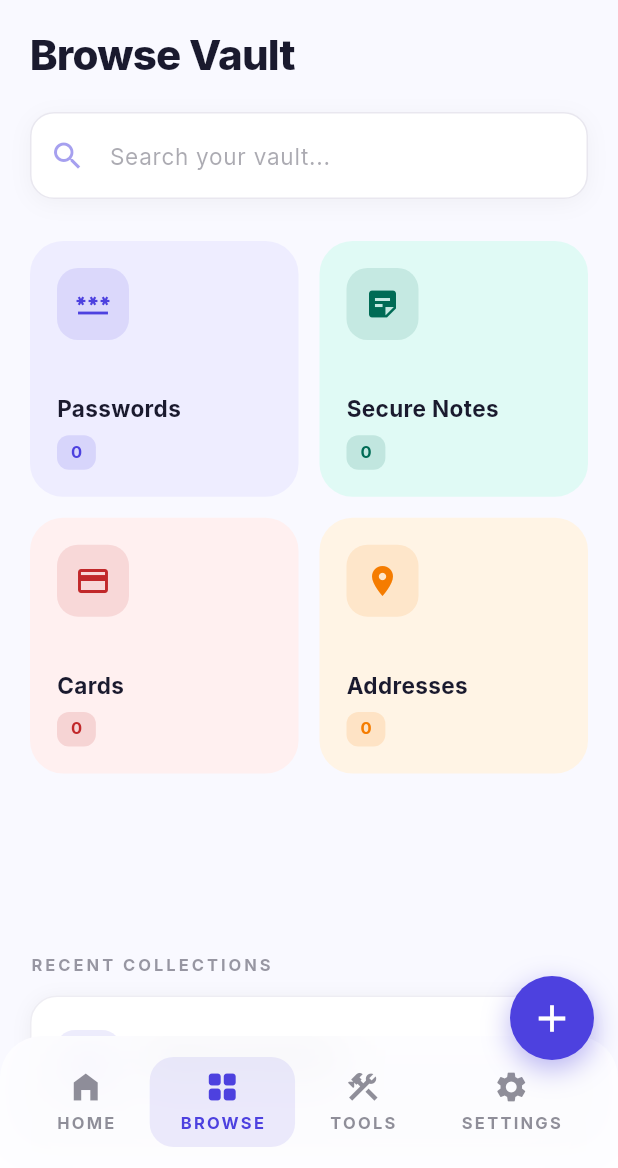
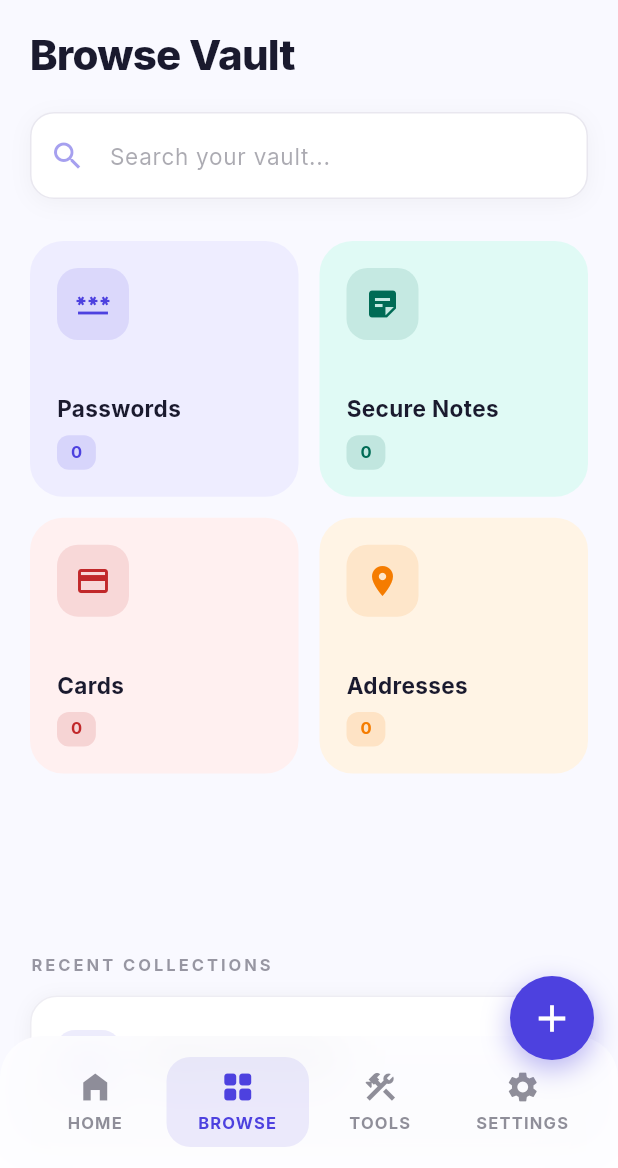
Before and after one commit to Sneha-Jain-Bilala/1Password, a Flutter app: the DashboardScreen screen opened by its route, after a tap on "BROWSE", on a phone screen of 412 x 824 dp, the part 68-1236 px from its top. Run offline on Flutter 3.47's test engine with Material 3 defaults, Android fonts, the light colour scheme and no system bars; our stand-ins replace flutter_riverpod, go_router, google_fonts, local_auth, riverpod_annotation, shared_preferences and 1 more; missing offline and left inert: ml_card_scanner; accounts and stored records are empty; generated files the repository leaves out were written again.

Commit message:
Persist activities and polish mobile UI flows

```diff
--- a/lib/backend/activity_notifier.dart
+++ b/lib/backend/activity_notifier.dart
@@ -1,10 +1,15 @@
+import 'dart:convert';
+
 import 'package:flutter_riverpod/flutter_riverpod.dart';
 import 'package:riverpod_annotation/riverpod_annotation.dart';
+import 'package:shared_preferences/shared_preferences.dart';
 import 'package:uuid/uuid.dart';
 import 'activity_item.dart';
 import 'activity_repository.dart';
 
 part 'activity_notifier.g.dart';
+
+const _kActivityStorageKey = 'vault_activity_items_v1';
 
 // ─── Repository provider (injectable / swappable) ───────────────────
 @riverpod
@@ -17,12 +22,48 @@ ActivityRepository activityRepository(Ref ref) {
 @riverpod
 class ActivityNotifier extends _$ActivityNotifier {
   late ActivityRepository _repo;
+  bool _initScheduled = false;
+  Future<void>? _initFuture;
 
   @override
   List<ActivityItem> build() {
     // Initialize the repository and load initial activities
     _repo = ref.watch(activityRepositoryProvider);
-    return _repo.getRecent();
+    if (!_initScheduled) {
+      _initScheduled = true;
+      Future.microtask(init);
+    }
+    return _allSortedFromRepo();
+  }
+
+  /// Load persisted activities from local storage.
+  Future<void> init() async {
+    if (_initFuture != null) {
+      return _initFuture;
+    }
+
+    _initFuture = _loadPersistedActivities();
+    return _initFuture;
+  }
+
+  Future<void> _loadPersistedActivities() async {
+    final prefs = await SharedPreferences.getInstance();
+    final payload = prefs.getStringList(_kActivityStorageKey) ?? const [];
+
+    if (payload.isEmpty) {
+      _setStateFromRepoSafely();
+      return;
+    }
+
+    await _repo.clearAll();
+    for (final raw in payload) {
+      final parsed = _decodeActivity(raw);
+      if (parsed != null) {
+        await _repo.save(parsed);
+      }
+    }
+
+    _setStateFromRepoSafely();
   }
 
   /// Log a new activity.
@@ -33,6 +74,8 @@ class ActivityNotifier extends _$ActivityNotifier {
     String? description,
     bool isHighlighted = false,
   }) async {
+    await init();
+
     final activity = ActivityItem(
       id: const Uuid().v4(),
       type: type,
@@ -44,20 +87,25 @@ class ActivityNotifier extends _$ActivityNotifier {
     );
 
     await _repo.save(activity);
-    state = _repo.getRecent();
+    state = _allSortedFromRepo();
+    await _persist();
     return activity;
   }
 
   /// Delete an activity by ID.
   Future<void> deleteActivity(String id) async {
+    await init();
     await _repo.delete(id);
-    state = _repo.getRecent();
+    state = _allSortedFromRepo();
+    await _persist();
   }
 
   /// Clear all activities.
   Future<void> clearAllActivities() async {
+    await init();
     await _repo.clearAll();
     state = [];
+    await _persist();
   }
 
   /// Get top N activities (most recent first).
@@ -78,4 +126,66 @@ class ActivityNotifier extends _$ActivityNotifier {
   /// Get all activities sorted by timestamp.
   List<ActivityItem> getAllSorted() =>
       [...state]..sort((a, b) => b.timestamp.compareTo(a.timestamp));
+
+  List<ActivityItem> _allSortedFromRepo() {
+    final all = _repo.getAll().toList();
+    all.sort((a, b) => b.timestamp.compareTo(a.timestamp));
+    return all;
+  }
+
+  void _setStateFromRepoSafely() {
+    try {
+      state = _allSortedFromRepo();
+    } catch (_) {
+      // Ignore state updates after disposal.
+    }
+  }
+
+  String _encodeActivity(ActivityItem activity) {
+    return jsonEncode({
+      'id': activity.id,
+      'type': activity.type.name,
+      'itemName': activity.itemName,
+      'itemType': activity.itemType,
+      'description': activity.description,
+      'timestamp': activity.timestamp.toIso8601String(),
+      'isHighlighted': activity.isHighlighted,
+    });
+  }
+
+  ActivityItem? _decodeActivity(String raw) {
+    try {
+      final decoded = jsonDecode(raw);
+      if (decoded is! Map<String, dynamic>) return null;
+
+      final typeName = decoded['type'] as String?;
+      final itemName = (decoded['itemName'] as String?)?.trim();
+      if (typeName == null || itemName == null || itemName.isEmpty) {
+        return null;
+      }
+
+      final timestampRaw = decoded['timestamp'] as String?;
+      final timestamp = DateTime.tryParse(timestampRaw ?? '') ?? DateTime.now();
+
+      return ActivityItem(
+        id: (decoded['id'] as String?)?.trim().isNotEmpty == true
+            ? (decoded['id'] as String)
+            : const Uuid().v4(),
+        type: ActivityType.values.byName(typeName),
+        itemName: itemName,
+        itemType: decoded['itemType'] as String?,
+        description: decoded['description'] as String?,
+        timestamp: timestamp,
+        isHighlighted: decoded['isHighlighted'] == true,
+      );
+    } catch (_) {
+      return null;
+    }
+  }
+
+  Future<void> _persist() async {
+    final prefs = await SharedPreferences.getInstance();
+    final payload = _allSortedFromRepo().map(_encodeActivity).toList();
+    await prefs.setStringList(_kActivityStorageKey, payload);
+  }
 }
--- a/lib/screens/add_card_screen.dart
+++ b/lib/screens/add_card_screen.dart
@@ -159,15 +159,11 @@ class _AddCardScreenState extends ConsumerState<AddCardScreen> {
 
   Future<void> _save() async {
     if (!_canSave) return;
-    final cardNum = _numberCtrl.text.replaceAll(' ', '');
-    final last4 = cardNum.length >= 4
-        ? cardNum.substring(cardNum.length - 4)
-        : cardNum;
     final item = VaultItem(
       id: '',
       type: VaultItemType.card,
       serviceName: _labelCtrl.text.trim().isEmpty
-          ? '${_cardType.label} •••• $last4'
+          ? _cardType.label
           : _labelCtrl.text.trim(),
       username: _nameCtrl.text.trim(),
       password: _numberCtrl.text.trim(),
--- a/lib/screens/dashboard_screen.dart
+++ b/lib/screens/dashboard_screen.dart
@@ -229,9 +229,9 @@ class DashboardScreen extends ConsumerWidget {
                         const Divider(color: Colors.white24),
                         const SizedBox(height: 16),
                         Row(
-                          mainAxisAlignment: MainAxisAlignment.spaceBetween,
                           children: [
-                            Row(
+                            Expanded(
+                              child: Row(
                                 children: [
                                   Icon(
                                     Icons.verified_user,
@@ -239,14 +239,21 @@ class DashboardScreen extends ConsumerWidget {
                                     color: theme.colorScheme.onPrimary,
                                   ),
                                   const SizedBox(width: 8),
-                                Text(
+                                  Expanded(
+                                    child: Text(
                                       '248 Passwords Encrypted',
-                                  style: theme.textTheme.bodySmall?.copyWith(
+                                      maxLines: 1,
+                                      overflow: TextOverflow.ellipsis,
+                                      style: theme.textTheme.bodySmall
+                                          ?.copyWith(
                                             color: theme.colorScheme.onPrimary,
+                                          ),
                                     ),
                                   ),
                                 ],
                               ),
+                            ),
+                            const SizedBox(width: 12),
                             TextButton(
                               style: TextButton.styleFrom(
                                 backgroundColor: Colors.white.withValues(
@@ -434,7 +441,9 @@ class DashboardScreen extends ConsumerWidget {
                   crossAxisAlignment: CrossAxisAlignment.start,
                   children: [
                     Text(
-                      activity.type.label,
+                      activity.itemName,
+                      maxLines: 1,
+                      overflow: TextOverflow.ellipsis,
                       style: theme.textTheme.bodyMedium?.copyWith(
                         fontWeight: FontWeight.w600,
                         color: theme.colorScheme.onSurface,
@@ -442,7 +451,9 @@ class DashboardScreen extends ConsumerWidget {
                     ),
                     const SizedBox(height: 2),
                     Text(
-                      activity.itemName,
+                      activity.type.label,
+                      maxLines: 1,
+                      overflow: TextOverflow.ellipsis,
                       style: theme.textTheme.bodySmall?.copyWith(
                         color: theme.colorScheme.onSurfaceVariant,
                       ),
--- a/lib/widgets/app_bottom_nav.dart
+++ b/lib/widgets/app_bottom_nav.dart
@@ -17,7 +17,9 @@ class AppBottomNav extends StatelessWidget {
     final isDark = theme.brightness == Brightness.dark;
 
     // Background color mapping for glassmorphism
-    final bgColor = isDark ? const Color(0xFF2A2933).withValues(alpha: 0.7) : Colors.white.withValues(alpha: 0.85);
+    final bgColor = isDark
+        ? const Color(0xFF2A2933).withValues(alpha: 0.7)
+        : Colors.white.withValues(alpha: 0.85);
 
     return ClipRRect(
       borderRadius: const BorderRadius.vertical(top: Radius.circular(28)),
@@ -29,20 +31,39 @@ class AppBottomNav extends StatelessWidget {
             color: bgColor,
             boxShadow: [
               BoxShadow(
-                color: theme.colorScheme.primary.withValues(alpha: isDark ? 0.05 : 0.1),
+                color: theme.colorScheme.primary.withValues(
+                  alpha: isDark ? 0.05 : 0.1,
+                ),
                 blurRadius: 32,
                 offset: const Offset(0, -8),
               ),
             ],
           ),
-          padding: const EdgeInsets.only(bottom: 12, left: 16, right: 16, top: 12),
+          padding: const EdgeInsets.only(
+            bottom: 12,
+            left: 16,
+            right: 16,
+            top: 12,
+          ),
           child: Row(
-            mainAxisAlignment: MainAxisAlignment.spaceAround,
             children: [
-              _buildNavItem(context, 0, Icons.home_filled, 'Home'),
-              _buildNavItem(context, 1, Icons.grid_view_rounded, 'Browse'),
-              _buildNavItem(context, 2, Icons.construction, 'Tools'),
-              _buildNavItem(context, 3, Icons.settings, 'Settings'),
+              Expanded(
+                child: _buildNavItem(context, 0, Icons.home_filled, 'Home'),
+              ),
+              Expanded(
+                child: _buildNavItem(
+                  context,
+                  1,
+                  Icons.grid_view_rounded,
+                  'Browse',
+                ),
+              ),
+              Expanded(
+                child: _buildNavItem(context, 2, Icons.construction, 'Tools'),
+              ),
+              Expanded(
+                child: _buildNavItem(context, 3, Icons.settings, 'Settings'),
+              ),
             ],
           ),
         ),
@@ -50,36 +71,46 @@ class AppBottomNav extends StatelessWidget {
     );
   }
 
-  Widget _buildNavItem(BuildContext context, int index, IconData icon, String label) {
+  Widget _buildNavItem(
+    BuildContext context,
+    int index,
+    IconData icon,
+    String label,
+  ) {
     final theme = Theme.of(context);
     final isActive = currentIndex == index;
     final activeColor = theme.colorScheme.primary;
-    final inactiveColor = theme.colorScheme.onSurfaceVariant.withValues(alpha: 0.6);
+    final inactiveColor = theme.colorScheme.onSurfaceVariant.withValues(
+      alpha: 0.6,
+    );
 
     return InkWell(
       onTap: () => onTabSelected(index),
       borderRadius: BorderRadius.circular(16),
       child: Container(
-        padding: const EdgeInsets.symmetric(horizontal: 20, vertical: 8),
+        width: double.infinity,
+        padding: const EdgeInsets.symmetric(horizontal: 8, vertical: 8),
         decoration: BoxDecoration(
-          color: isActive ? activeColor.withValues(alpha: 0.1) : Colors.transparent,
+          color: isActive
+              ? activeColor.withValues(alpha: 0.1)
+              : Colors.transparent,
           borderRadius: BorderRadius.circular(16),
         ),
         child: Column(
           mainAxisSize: MainAxisSize.min,
           children: [
-            Icon(
-              icon,
-              color: isActive ? activeColor : inactiveColor,
-              size: 24,
-            ),
+            Icon(icon, color: isActive ? activeColor : inactiveColor, size: 24),
             const SizedBox(height: 4),
             Text(
               label.toUpperCase(),
+              maxLines: 1,
+              overflow: TextOverflow.ellipsis,
+              textAlign: TextAlign.center,
+              softWrap: false,
               style: theme.textTheme.labelSmall?.copyWith(
                 color: isActive ? activeColor : inactiveColor,
                 fontWeight: FontWeight.bold,
-                letterSpacing: 1.5,
+                letterSpacing: 0.8,
               ),
             ),
           ],
```
Also changed, not shown: lib/screens/master_password_screen.dart (+7 -3 lines), lib/screens/view_all_activities_screen.dart (+14 -22 lines). Lines whose indentation alone changed are shown as unchanged.
